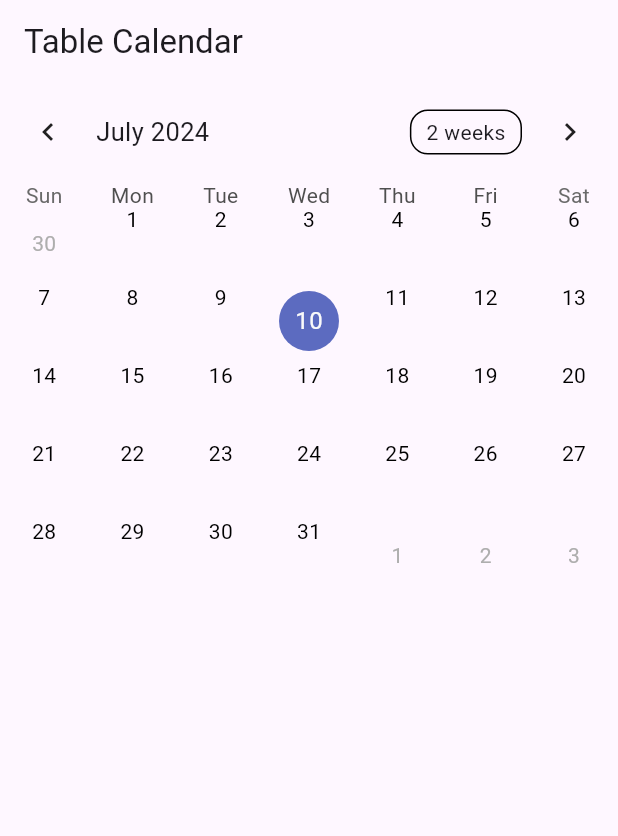
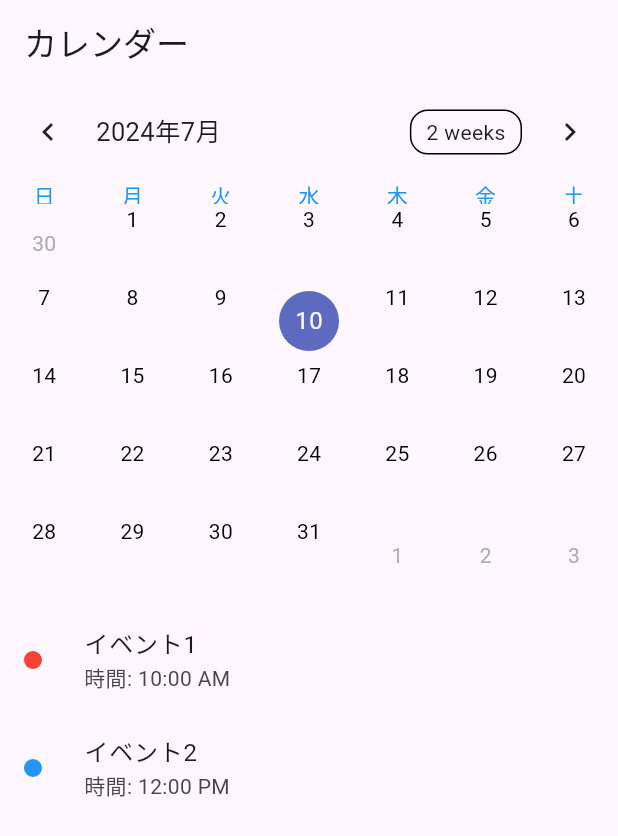
Before and after one commit to bassa-de/flutter_app2, a Flutter app: the screen it shows after launch, on a phone screen of 412 x 824 dp. Shown: the top 836 px of the screen. Run offline on Flutter 3.47's test engine with Material 3 defaults, Android fonts, the phone set to English and light mode, and no system bars; drawn by our look-alikes of table_calendar.

Commit message:
言語
日本語で表示できるようにして、UIも少し変えた

```diff
--- a/lib/main.dart
+++ b/lib/main.dart
@@ -1,8 +1,10 @@
 import 'package:flutter/material.dart';
 import 'package:table_calendar/table_calendar.dart';
+import 'package:intl/intl.dart';
+import 'package:intl/date_symbol_data_local.dart';
 
 void main() {
-  runApp(const MyApp());
+  initializeDateFormatting().then((_) => runApp(const MyApp()));
 }
 
 class MyApp extends StatelessWidget {
@@ -11,7 +13,7 @@ class MyApp extends StatelessWidget {
   @override
   Widget build(BuildContext context) {
     return MaterialApp(
-      title: 'Flutter Demo',
+      title: 'カレンダーアプリ',
       theme: ThemeData(
         colorScheme: ColorScheme.fromSeed(seedColor: Colors.deepPurple),
         useMaterial3: true,
@@ -36,16 +38,80 @@ class _CalendarScreenState extends State<CalendarScreen> {
   @override
   void initState() {
     super.initState();
-    // サンプルイベントを追加
     _events = {
       DateTime.now(): [
-        Event('Event 1', Colors.red),
-        Event('Event 2', Colors.blue),
+        Event('イベント1', Colors.red, TimeOfDay(hour: 10, minute: 0)),
+        Event('イベント2', Colors.blue, TimeOfDay(hour: 12, minute: 0)),
       ],
       DateTime.now().add(Duration(days: 1)): [
-        Event('Event 3', Colors.green),
+        Event('イベント3', Colors.green, TimeOfDay(hour: 14, minute: 0)),
       ],
     };
+  }
+
+  void _showEventDialog(DateTime selectedDay) {
+    final TextEditingController _eventController = TextEditingController();
+    TimeOfDay _selectedTime = TimeOfDay.now();
+
+    showDialog(
+      context: context,
+      builder: (BuildContext context) {
+        return AlertDialog(
+          title: Text('${DateFormat.yMMMd('ja').format(selectedDay)}のイベントを追加'),
+          content: Column(
+            mainAxisSize: MainAxisSize.min,
+            children: <Widget>[
+              TextField(
+                controller: _eventController,
+                decoration: InputDecoration(
+                  hintText: 'イベントを入力',
+                ),
+              ),
+              SizedBox(height: 8.0),
+              TextButton(
+                child: Text('時間を選択'),
+                onPressed: () async {
+                  TimeOfDay? pickedTime = await showTimePicker(
+                    context: context,
+                    initialTime: _selectedTime,
+                  );
+                  if (pickedTime != null) {
+                    setState(() {
+                      _selectedTime = pickedTime;
+                    });
+                  }
+                },
+              ),
+              Text('選択した時間: ${_selectedTime.format(context)}'),
+            ],
+          ),
+          actions: <Widget>[
+            TextButton(
+              child: Text('キャンセル'),
+              onPressed: () {
+                Navigator.of(context).pop();
+              },
+            ),
+            TextButton(
+              child: Text('追加'),
+              onPressed: () {
+                setState(() {
+                  if (_events[selectedDay] != null) {
+                    _events[selectedDay]!.add(Event(
+                        _eventController.text, Colors.purple, _selectedTime));
+                  } else {
+                    _events[selectedDay] = [
+                      Event(_eventController.text, Colors.purple, _selectedTime)
+                    ];
+                  }
+                });
+                Navigator.of(context).pop();
+              },
+            ),
+          ],
+        );
+      },
+    );
   }
 
   void _showBudgetDialog(DateTime selectedDay) {
@@ -55,23 +121,23 @@ class _CalendarScreenState extends State<CalendarScreen> {
       context: context,
       builder: (BuildContext context) {
         return AlertDialog(
-          title: Text('Enter Budget for ${selectedDay.toLocal()}'),
+          title: Text('${DateFormat.yMMMd('ja').format(selectedDay)}の予算を入力'),
           content: TextField(
             controller: _budgetController,
             keyboardType: TextInputType.number,
             decoration: InputDecoration(
-              hintText: 'Enter amount',
+              hintText: '金額を入力',
             ),
           ),
           actions: <Widget>[
             TextButton(
-              child: Text('CANCEL'),
+              child: Text('キャンセル'),
               onPressed: () {
                 Navigator.of(context).pop();
               },
             ),
             TextButton(
-              child: Text('SAVE'),
+              child: Text('保存'),
               onPressed: () {
                 setState(() {
                   _budget[selectedDay] =
@@ -86,41 +152,25 @@ class _CalendarScreenState extends State<CalendarScreen> {
     );
   }
 
-  void _addEventDialog(DateTime selectedDay) {
-    final TextEditingController _eventController = TextEditingController();
-
+  void _showOptionsDialog(DateTime selectedDay) {
     showDialog(
       context: context,
       builder: (BuildContext context) {
         return AlertDialog(
-          title: Text('Add Event for ${selectedDay.toLocal()}'),
-          content: TextField(
-            controller: _eventController,
-            decoration: InputDecoration(
-              hintText: 'Enter event',
-            ),
-          ),
+          title: Text('${DateFormat.yMMMd('ja').format(selectedDay)}のアクションを選択'),
           actions: <Widget>[
             TextButton(
-              child: Text('CANCEL'),
+              child: Text('イベントを追加'),
               onPressed: () {
                 Navigator.of(context).pop();
+                _showEventDialog(selectedDay);
               },
             ),
             TextButton(
-              child: Text('ADD'),
+              child: Text('予算を入力'),
               onPressed: () {
-                setState(() {
-                  if (_events[selectedDay] != null) {
-                    _events[selectedDay]!
-                        .add(Event(_eventController.text, Colors.purple));
-                  } else {
-                    _events[selectedDay] = [
-                      Event(_eventController.text, Colors.purple)
-                    ];
-                  }
-                });
                 Navigator.of(context).pop();
+                _showBudgetDialog(selectedDay);
               },
             ),
           ],
@@ -136,8 +186,11 @@ class _CalendarScreenState extends State<CalendarScreen> {
   @override
   Widget build(BuildContext context) {
     return Scaffold(
-      appBar: AppBar(title: Text('Table Calendar')),
-      body: TableCalendar(
+      appBar: AppBar(title: Text('カレンダー')),
+      body: Column(
+        children: [
+          TableCalendar(
+            locale: 'ja_JP',
             firstDay: DateTime.utc(1900, 1, 1),
             lastDay: DateTime.utc(2100, 12, 31),
             focusedDay: _focusedDay,
@@ -148,8 +201,7 @@ class _CalendarScreenState extends State<CalendarScreen> {
                 _selectedDay = selectedDay;
                 _focusedDay = focusedDay;
               });
-          _addEventDialog(selectedDay);
-          _showBudgetDialog(selectedDay);
+              _showOptionsDialog(selectedDay);
             },
             onFormatChanged: (format) {
               setState(() {
@@ -157,6 +209,15 @@ class _CalendarScreenState extends State<CalendarScreen> {
               });
             },
             calendarBuilders: CalendarBuilders(
+              dowBuilder: (context, day) {
+                final text = DateFormat.E('ja').format(day);
+                return Center(
+                  child: Text(
+                    text,
+                    style: TextStyle(color: Colors.blue),
+                  ),
+                );
+              },
               defaultBuilder: (context, day, focusedDay) {
                 return Column(
                   children: [
@@ -166,7 +227,7 @@ class _CalendarScreenState extends State<CalendarScreen> {
                     ),
                     if (_budget[day] != null)
                       Text(
-                    '\$${_budget[day]!.toStringAsFixed(2)}',
+                        '¥${_budget[day]!.toStringAsFixed(0)}',
                         style: TextStyle(color: Colors.green),
                       ),
                   ],
@@ -197,6 +258,35 @@ class _CalendarScreenState extends State<CalendarScreen> {
             ),
             eventLoader: _getEventsForDay,
           ),
+          const SizedBox(height: 8.0),
+          Expanded(
+            child: _buildEventList(),
+          ),
+        ],
+      ),
+    );
+  }
+
+  Widget _buildEventList() {
+    final events = _getEventsForDay(_selectedDay);
+
+    return ListView.builder(
+      itemCount: events.length,
+      itemBuilder: (context, index) {
+        final event = events[index];
+        return ListTile(
+          title: Text(event.title),
+          subtitle: Text('時間: ${event.time.format(context)}'),
+          leading: Container(
+            width: 12,
+            height: 12,
+            decoration: BoxDecoration(
+              shape: BoxShape.circle,
+              color: event.color,
+            ),
+          ),
+        );
+      },
     );
   }
 }
@@ -204,6 +294,7 @@ class _CalendarScreenState extends State<CalendarScreen> {
 class Event {
   final String title;
   final Color color;
+  final TimeOfDay time;
 
-  Event(this.title, this.color);
+  Event(this.title, this.color, this.time);
 }
```
Lines whose indentation alone changed are shown as unchanged.
